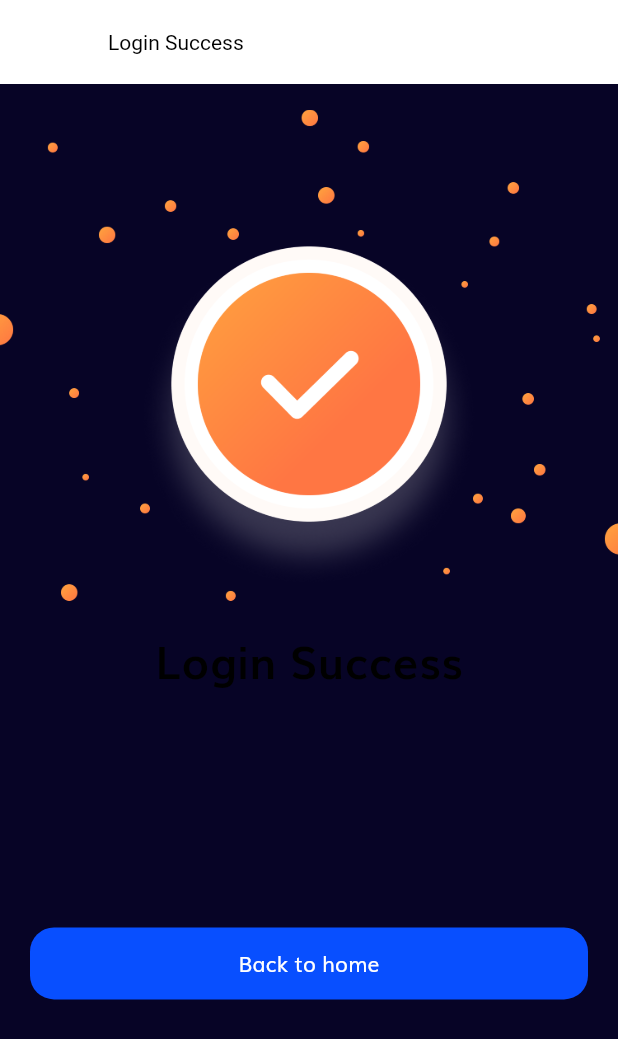
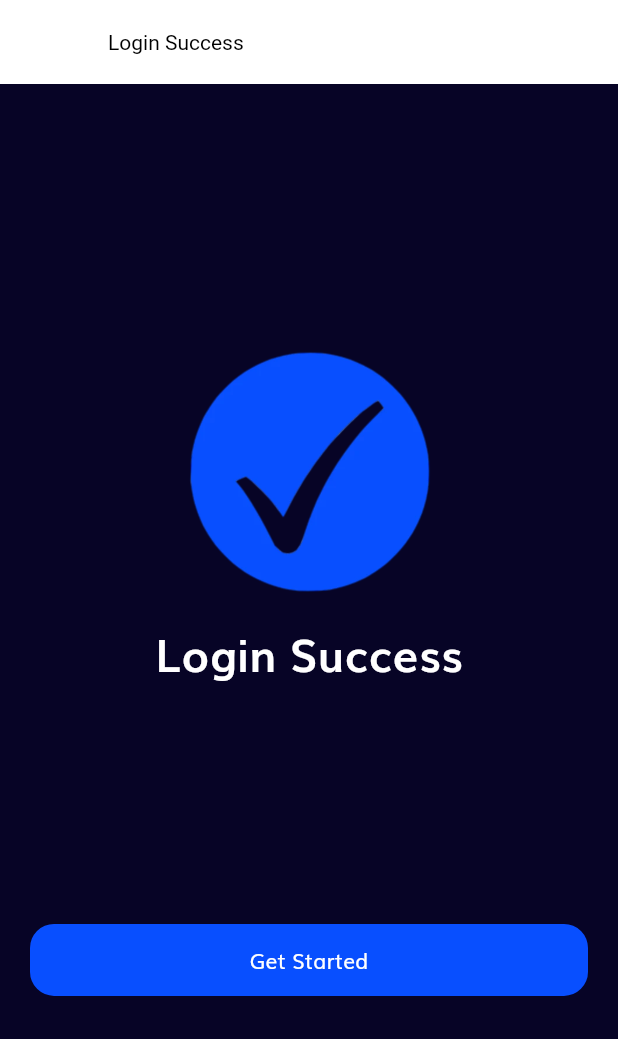
Before and after one commit to AnushkaKundu/liberate, a Flutter app: the LoginSuccessScreen screen opened by its route, on a phone screen of 412 x 824 dp. Shown: the top 1039 px of the screen. Run offline on Flutter 3.47's test engine with Material 3 defaults, Android fonts, the light colour scheme and no system bars; our stand-ins replace flutter_svg.

Commit message:
Registration-UI

```diff
--- a/lib/enums.dart
+++ b/lib/enums.dart
@@ -1 +1,2 @@
 enum MenuState { home, favourite, message, profile }
+// enum MenuState { Dashboard, Limits, Settings }
--- a/lib/screens/login_success/login_success_screen.dart
+++ b/lib/screens/login_success/login_success_screen.dart
@@ -14,10 +14,11 @@ class LoginSuccessScreen extends StatelessWidget {
       ),
       body: Column(
         children: [
+          const Spacer(),
           const SizedBox(height: 16),
           Image.asset(
-            "assets/images/success.png",
-            height: MediaQuery.of(context).size.height * 0.4, //40%
+            "assets/images/tick.png",
+            height: MediaQuery.of(context).size.height * 0.2, //40%
           ),
           const SizedBox(height: 16),
           const Text(
@@ -25,7 +26,7 @@ class LoginSuccessScreen extends StatelessWidget {
             style: TextStyle(
               fontSize: 30,
               fontWeight: FontWeight.bold,
-              color: Colors.black,
+              color: Colors.white,
             ),
           ),
           const Spacer(),
@@ -35,7 +36,7 @@ class LoginSuccessScreen extends StatelessWidget {
               onPressed: () {
                 Navigator.pushNamed(context, InitScreen.routeName);
               },
-              child: const Text("Back to home"),
+              child: const Text("Get Started"),
             ),
           ),
           const Spacer(),
```
Also changed, not shown: assets/images/tick.png (added).
